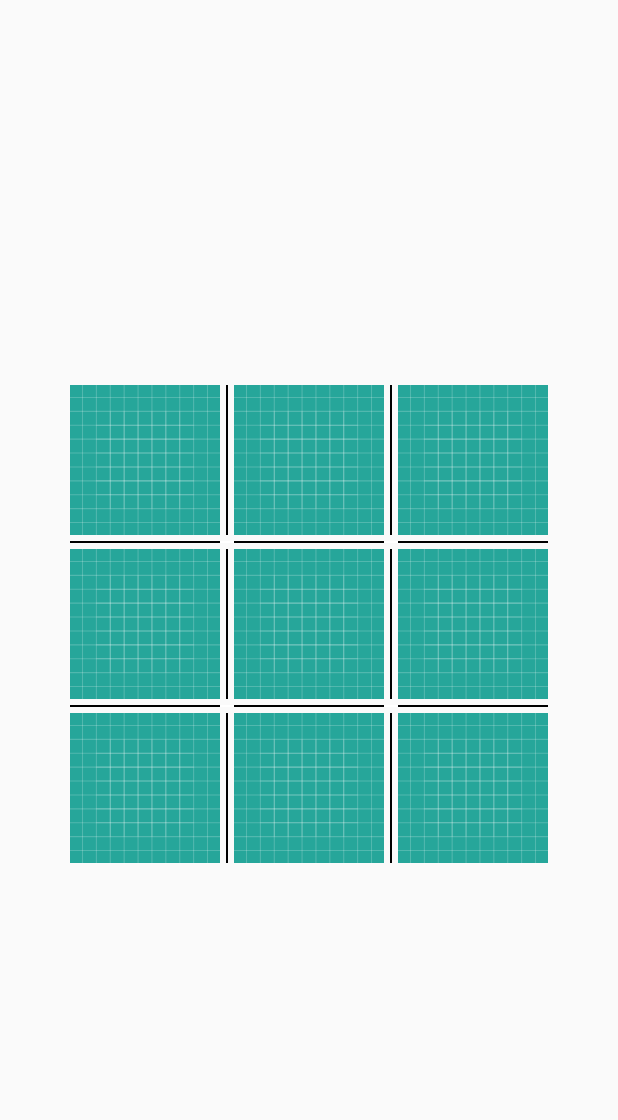
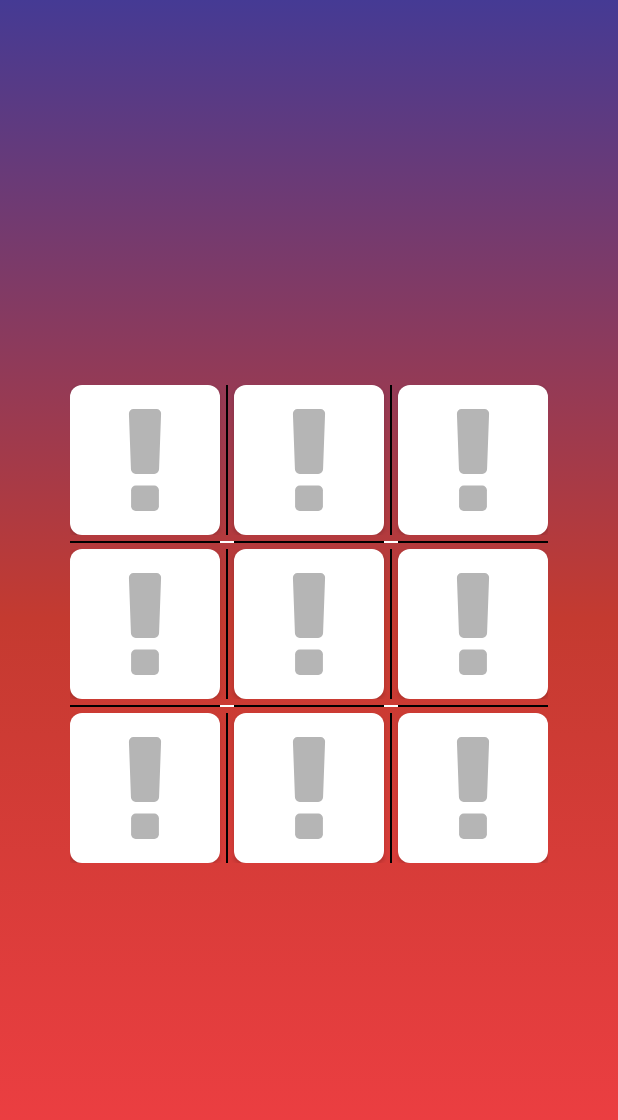
Before and after one commit to adityapattani/TicTacToe, an Android app: the screen it shows after launch (GameActivity), on a phone screen of 412 x 824 dp. Shown: the top 1120 px of the screen. Run offline under Robolectric (Android 15) with nearby library versions, the phone set to English and light mode, and no system bars.

Commit message:
Changed the UI

```diff
--- a/app/src/main/java/com/aditya/tic_tac_toe/GameActivity.java
+++ b/app/src/main/java/com/aditya/tic_tac_toe/GameActivity.java
@@ -1,14 +1,18 @@
 package com.aditya.tic_tac_toe;
 
 import android.os.Bundle;
+import android.support.constraint.ConstraintLayout;
 import android.support.v7.app.AppCompatActivity;
 import android.view.View;
+import android.view.animation.AnimationUtils;
 import android.widget.ImageView;
 import android.widget.Toast;
 
 public class GameActivity extends AppCompatActivity implements View.OnClickListener {
 
     ImageView image1, image2, image3, image4, image5, image6, image7, image8, image9;
+    ConstraintLayout background;
+
     int[][] gridArray = {{0, 0, 0}, {0, 0, 0}, {0, 0, 0}};
     int totalMoves = 0;
     int turn = 0;
@@ -26,6 +30,7 @@ public class GameActivity extends AppCompatActivity implements View.OnClickListe
         image7 = findViewById(R.id.img_grid_7);
         image8 = findViewById(R.id.img_grid_8);
         image9 = findViewById(R.id.img_grid_9);
+        background = findViewById(R.id.layout_bg_game);
 
         image1.setOnClickListener(this);
         image2.setOnClickListener(this);
@@ -122,6 +127,7 @@ public class GameActivity extends AppCompatActivity implements View.OnClickListe
             totalMoves += 1;
             checkGrid();
         } else {
+            image.startAnimation(AnimationUtils.loadAnimation(getApplicationContext(), R.anim.shake));
             Toast.makeText(getApplicationContext(), "Invalid move", Toast.LENGTH_SHORT).show();
         }
     }
--- /dev/null
+++ b/app/src/main/res/anim/shake.xml
@@ -0,0 +1,10 @@
+<?xml version="1.0" encoding="utf-8"?>
+<set xmlns:android="http://schemas.android.com/apk/res/android">
+    <translate
+        android:fromXDelta="-10"
+        android:toXDelta="10"
+        android:repeatCount="5"
+        android:repeatMode="reverse"
+        android:interpolator="@android:anim/linear_interpolator"
+        android:duration="15" />
+</set>
--- /dev/null
+++ b/app/src/main/res/drawable/bg_empty_cell.xml
@@ -0,0 +1,9 @@
+<?xml version="1.0" encoding="utf-8"?>
+<ripple xmlns:android="http://schemas.android.com/apk/res/android" android:color="#868f96">
+    <item>
+        <shape>
+            <solid android:color="#FFF" />
+            <corners android:radius="8dp" />
+        </shape>
+    </item>
+</ripple>
--- /dev/null
+++ b/app/src/main/res/drawable/bg_game.xml
@@ -0,0 +1,9 @@
+<?xml version="1.0" encoding="utf-8"?>
+<animation-list xmlns:android="http://schemas.android.com/apk/res/android">
+    <item
+        android:drawable="@drawable/gradient_red_high"
+        android:duration="500" />
+    <item
+        android:drawable="@drawable/gradient_blue_high"
+        android:duration="500" />
+</animation-list>
--- /dev/null
+++ b/app/src/main/res/drawable/gradient_blue_high.xml
@@ -0,0 +1,10 @@
+<?xml version="1.0" encoding="utf-8"?>
+<shape xmlns:android="http://schemas.android.com/apk/res/android"
+    android:shape="rectangle">
+
+    <gradient android:startColor="#13547a"
+        android:centerColor="#13549e"
+        android:endColor="#c43a30"
+        android:angle="-90" />
+
+</shape>
--- /dev/null
+++ b/app/src/main/res/drawable/gradient_red_high.xml
@@ -0,0 +1,10 @@
+<?xml version="1.0" encoding="utf-8"?>
+<shape xmlns:android="http://schemas.android.com/apk/res/android"
+    android:shape="rectangle">
+
+    <gradient android:startColor="#453a94"
+        android:centerColor="#c43a30"
+        android:endColor="#f43f45"
+        android:angle="-90" />
+
+</shape>
--- /dev/null
+++ b/app/src/main/res/drawable/ic_empty_cell.xml
@@ -0,0 +1,5 @@
+<vector android:height="24dp" android:viewportHeight="401.998"
+    android:viewportWidth="401.999" android:width="24dp" xmlns:android="http://schemas.android.com/apk/res/android">
+    <path android:fillColor="#b5b5b5" android:pathData="M237.543,301.499h-73.091c-4.95,0 -9.233,1.811 -12.851,5.425c-3.615,3.617 -5.424,7.897 -5.424,12.847v63.953c0,4.948 1.809,9.232 5.424,12.854c3.621,3.61 7.9,5.421 12.851,5.421h73.097c4.942,0 9.227,-1.811 12.848,-5.421c3.61,-3.621 5.42,-7.905 5.42,-12.854v-63.953c0,-4.949 -1.813,-9.229 -5.427,-12.847C246.773,303.307 242.488,301.499 237.543,301.499z"/>
+    <path android:fillColor="#b5b5b5" android:pathData="M259.383,5.424C255.862,1.812 251.628,0 246.676,0h-91.359c-4.948,0 -9.18,1.812 -12.703,5.424c-3.521,3.617 -5.186,7.902 -4.996,12.85l7.992,219.265c0.19,4.948 2.139,9.236 5.852,12.847c3.711,3.621 8.041,5.431 12.991,5.431h73.097c4.942,0 9.271,-1.81 12.991,-5.431c3.71,-3.61 5.653,-7.898 5.852,-12.847l7.987,-219.265C264.578,13.326 262.905,9.045 259.383,5.424z"/>
+</vector>
--- a/app/src/main/res/layout/activity_game.xml
+++ b/app/src/main/res/layout/activity_game.xml
@@ -2,8 +2,10 @@
 <android.support.constraint.ConstraintLayout xmlns:android="http://schemas.android.com/apk/res/android"
     xmlns:app="http://schemas.android.com/apk/res-auto"
     xmlns:tools="http://schemas.android.com/tools"
+    android:id="@+id/layout_bg_game"
     android:layout_width="match_parent"
     android:layout_height="match_parent"
+    android:background="@drawable/bg_game"
     tools:context=".GameActivity">
 
     <TableLayout
@@ -25,7 +27,10 @@
                 android:id="@+id/img_grid_1"
                 android:layout_width="100dp"
                 android:layout_height="100dp"
-                android:src="@drawable/ic_launcher_background" />
+                android:padding="16dp"
+                android:elevation="2dp"
+                android:background="@drawable/bg_empty_cell"
+                android:src="@drawable/ic_empty_cell" />
 
             <View
                 android:layout_width="1dp"
@@ -38,7 +43,10 @@
                 android:id="@+id/img_grid_2"
                 android:layout_width="100dp"
                 android:layout_height="100dp"
-                android:src="@drawable/ic_launcher_background" />
+                android:padding="16dp"
+                android:elevation="2dp"
+                android:background="@drawable/bg_empty_cell"
+                android:src="@drawable/ic_empty_cell" />
 
             <View
                 android:layout_width="1dp"
@@ -51,7 +59,10 @@
                 android:id="@+id/img_grid_3"
                 android:layout_width="100dp"
                 android:layout_height="100dp"
-                android:src="@drawable/ic_launcher_background" />
+                android:padding="16dp"
+                android:elevation="2dp"
+                android:background="@drawable/bg_empty_cell"
+                android:src="@drawable/ic_empty_cell" />
         </TableRow>
 
         <TableRow
@@ -92,7 +103,10 @@
                 android:id="@+id/img_grid_4"
                 android:layout_width="100dp"
                 android:layout_height="100dp"
-                android:src="@drawable/ic_launcher_background" />
+                android:padding="16dp"
+                android:elevation="2dp"
+                android:background="@drawable/bg_empty_cell"
+                android:src="@drawable/ic_empty_cell" />
 
             <View
                 android:layout_width="1dp"
@@ -105,7 +119,10 @@
                 android:id="@+id/img_grid_5"
                 android:layout_width="100dp"
                 android:layout_height="100dp"
-                android:src="@drawable/ic_launcher_background" />
+                android:padding="16dp"
+                android:elevation="2dp"
+                android:background="@drawable/bg_empty_cell"
+                android:src="@drawable/ic_empty_cell" />
 
             <View
                 android:layout_width="1dp"
@@ -118,7 +135,10 @@
                 android:id="@+id/img_grid_6"
                 android:layout_width="100dp"
                 android:layout_height="100dp"
-                android:src="@drawable/ic_launcher_background" />
+                android:padding="16dp"
+                android:elevation="2dp"
+                android:background="@drawable/bg_empty_cell"
+                android:src="@drawable/ic_empty_cell" />
         </TableRow>
 
         <TableRow
@@ -163,7 +183,10 @@
                 android:id="@+id/img_grid_7"
                 android:layout_width="100dp"
                 android:layout_height="100dp"
-                android:src="@drawable/ic_launcher_background" />
+                android:padding="16dp"
+                android:elevation="2dp"
+                android:background="@drawable/bg_empty_cell"
+                android:src="@drawable/ic_empty_cell" />
 
             <View
                 android:layout_width="1dp"
@@ -176,7 +199,10 @@
                 android:id="@+id/img_grid_8"
                 android:layout_width="100dp"
                 android:layout_height="100dp"
-                android:src="@drawable/ic_launcher_background" />
+                android:padding="16dp"
+                android:elevation="2dp"
+                android:background="@drawable/bg_empty_cell"
+                android:src="@drawable/ic_empty_cell" />
 
             <View
                 android:layout_width="1dp"
@@ -189,7 +215,10 @@
                 android:id="@+id/img_grid_9"
                 android:layout_width="100dp"
                 android:layout_height="100dp"
-                android:src="@drawable/ic_launcher_background" />
+                android:padding="16dp"
+                android:elevation="2dp"
+                android:background="@drawable/bg_empty_cell"
+                android:src="@drawable/ic_empty_cell" />
         </TableRow>
 
     </TableLayout>
```
